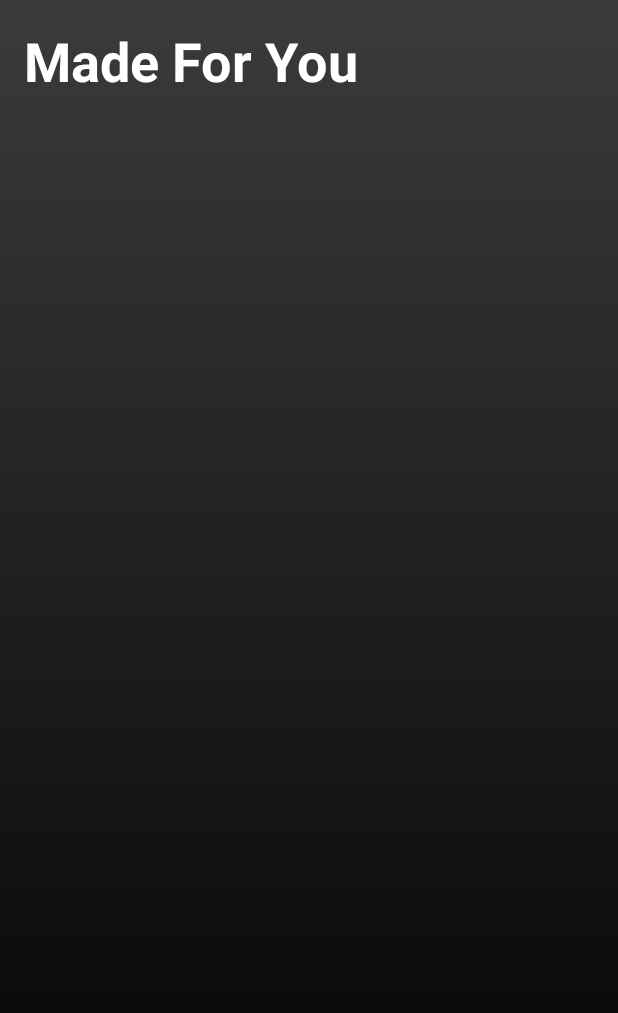
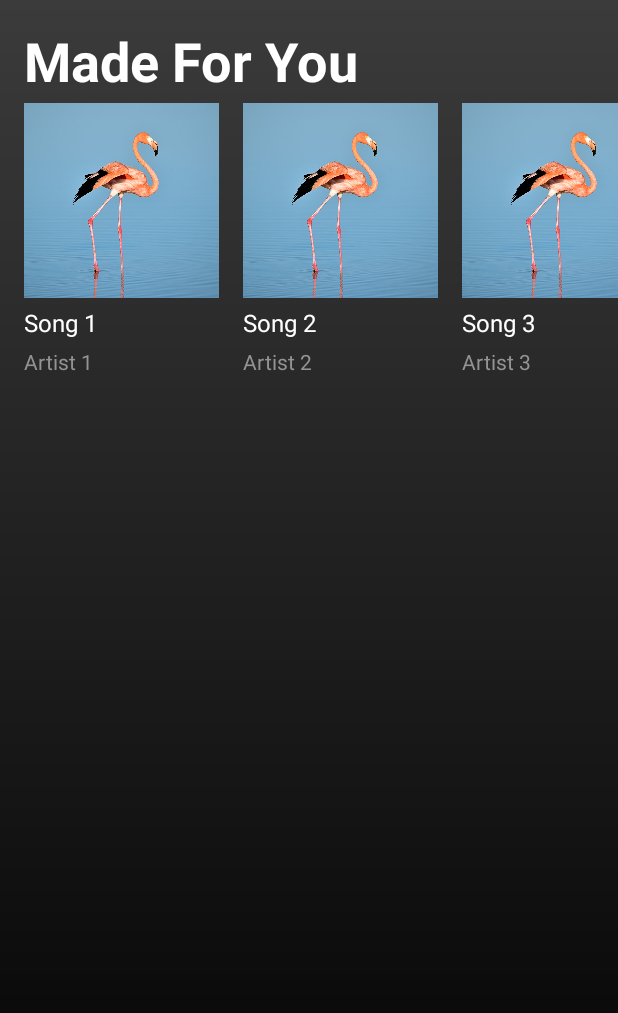
Before and after one commit to Buituansonzx/prm392, an Android app: the screen it shows after launch (Home), on a phone screen of 412 x 824 dp. Shown: the top 1013 px of the screen. Run offline under Robolectric (Android 15) with nearby library versions, the phone set to English and light mode, and no system bars.

Commit message:
design homepage

```diff
--- a/app/src/main/java/com/example/musicapp/Home.java
+++ b/app/src/main/java/com/example/musicapp/Home.java
@@ -1,14 +1,45 @@
 package com.example.musicapp;
 
 import android.os.Bundle;
+
+import androidx.annotation.Nullable;
 import androidx.appcompat.app.AppCompatActivity;
+import androidx.recyclerview.widget.LinearLayoutManager;
+import androidx.recyclerview.widget.RecyclerView;
+
+import java.util.ArrayList;
+import java.util.List;
 
 
 public class Home extends AppCompatActivity {
 
+    private RecyclerView recyclerView;
+    private PlaylistAdapter playlistAdapter;
+
     @Override
-    protected void onCreate(Bundle savedInstanceState) {
+    protected void onCreate(@Nullable Bundle savedInstanceState) {
         super.onCreate(savedInstanceState);
-        setContentView(R.layout.activity_home);
+        setContentView(R.layout.activity_home); // Đảm bảo tệp layout của bạn tên là activity_home.xml
+
+        // Thiết lập RecyclerView
+        recyclerView = findViewById(R.id.recyclerview);
+
+        // Thiết lập LayoutManager cho RecyclerView (hiển thị ngang)
+        LinearLayoutManager layoutManager = new LinearLayoutManager(this, LinearLayoutManager.HORIZONTAL, false);
+        recyclerView.setLayoutManager(layoutManager);
+
+        // Tạo danh sách playlist items (giả sử bạn có class PlaylistItem trong PlaylistAdapter)
+        List<PlaylistAdapter.PlaylistItem> playlistItems = new ArrayList<>();
+        playlistItems.add(new PlaylistAdapter.PlaylistItem("Song 1", "Artist 1", R.drawable.img));
+        playlistItems.add(new PlaylistAdapter.PlaylistItem("Song 2", "Artist 2", R.drawable.img));
+        playlistItems.add(new PlaylistAdapter.PlaylistItem("Song 3", "Artist 3", R.drawable.img));
+        playlistItems.add(new PlaylistAdapter.PlaylistItem("Song 1", "Artist 1", R.drawable.img));
+        playlistItems.add(new PlaylistAdapter.PlaylistItem("Song 1", "Artist 1", R.drawable.img));
+        playlistItems.add(new PlaylistAdapter.PlaylistItem("Song 1", "Artist 1", R.drawable.img));
+        // ... Thêm các mục khác nếu cần
+
+        // Thiết lập adapter và gán vào RecyclerView
+        playlistAdapter = new PlaylistAdapter(playlistItems);
+        recyclerView.setAdapter(playlistAdapter);
     }
 }
--- a/app/src/main/java/com/example/musicapp/MainActivity.java
+++ b/app/src/main/java/com/example/musicapp/MainActivity.java
@@ -13,12 +13,6 @@ public class MainActivity extends AppCompatActivity {
     @Override
     protected void onCreate(Bundle savedInstanceState) {
         super.onCreate(savedInstanceState);
-        EdgeToEdge.enable(this);
         setContentView(R.layout.activity_main);
-        ViewCompat.setOnApplyWindowInsetsListener(findViewById(R.id.main), (v, insets) -> {
-            Insets systemBars = insets.getInsets(WindowInsetsCompat.Type.systemBars());
-            v.setPadding(systemBars.left, systemBars.top, systemBars.right, systemBars.bottom);
-            return insets;
-        });
     }
 }
--- /dev/null
+++ b/app/src/main/java/com/example/musicapp/PlaylistAdapter.java
@@ -0,0 +1,81 @@
+package com.example.musicapp;
+
+import android.view.LayoutInflater;
+import android.view.View;
+import android.view.ViewGroup;
+import android.widget.ImageView;
+import android.widget.TextView;
+import androidx.annotation.NonNull;
+import androidx.recyclerview.widget.RecyclerView;
+import com.example.musicapp.R;
+import java.util.List;
+
+public class PlaylistAdapter extends RecyclerView.Adapter<PlaylistAdapter.PlaylistViewHolder> {
+
+    private List<PlaylistItem> playlistItems;
+
+    // Constructor
+    public PlaylistAdapter(List<PlaylistItem> playlistItems) {
+        this.playlistItems = playlistItems;
+    }
+
+    @NonNull
+    @Override
+    public PlaylistViewHolder onCreateViewHolder(@NonNull ViewGroup parent, int viewType) {
+        View itemView = LayoutInflater.from(parent.getContext()).inflate(R.layout.item_playlist, parent, false);
+        return new PlaylistViewHolder(itemView);
+    }
+
+    @Override
+    public void onBindViewHolder(@NonNull PlaylistViewHolder holder, int position) {
+        PlaylistItem currentItem = playlistItems.get(position);
+        holder.songNameTextView.setText(currentItem.getSongName());
+        holder.artistNameTextView.setText(currentItem.getArtistName());
+
+        // Đặt hình ảnh cho ImageView. Bạn có thể sử dụng thư viện Glide hoặc Picasso để tải ảnh từ URL.
+        holder.songImageView.setImageResource(currentItem.getImageResource());
+    }
+
+    @Override
+    public int getItemCount() {
+        return playlistItems.size();
+    }
+
+    public static class PlaylistViewHolder extends RecyclerView.ViewHolder {
+        public ImageView songImageView;
+        public TextView songNameTextView;
+        public TextView artistNameTextView;
+
+        public PlaylistViewHolder(@NonNull View itemView) {
+            super(itemView);
+            songImageView = itemView.findViewById(R.id.playlist_image);
+            songNameTextView = itemView.findViewById(R.id.song_name);
+            artistNameTextView = itemView.findViewById(R.id.artist_name);
+        }
+    }
+
+    // Playlist item model class
+    public static class PlaylistItem {
+        private String songName;
+        private String artistName;
+        private int imageResource;
+
+        public PlaylistItem(String songName, String artistName, int imageResource) {
+            this.songName = songName;
+            this.artistName = artistName;
+            this.imageResource = imageResource;
+        }
+
+        public String getSongName() {
+            return songName;
+        }
+
+        public String getArtistName() {
+            return artistName;
+        }
+
+        public int getImageResource() {
+            return imageResource;
+        }
+    }
+}
--- a/app/src/main/res/layout/activity_home.xml
+++ b/app/src/main/res/layout/activity_home.xml
@@ -22,15 +22,14 @@
         app:layout_constraintTop_toTopOf="parent" />
 
     <androidx.recyclerview.widget.RecyclerView
-        android:id="@+id/recyclerPlaylists"
+        android:id="@+id/recyclerview"
         android:layout_width="0dp"
-        android:layout_height="300dp"
-        app:layout_constraintBottom_toBottomOf="parent"
+        android:layout_height="wrap_content"
+        android:orientation="horizontal"
         app:layout_constraintEnd_toEndOf="parent"
-        app:layout_constraintHorizontal_bias="0.097"
+        app:layout_constraintHorizontal_bias="1.0"
         app:layout_constraintStart_toStartOf="parent"
-        app:layout_constraintTop_toTopOf="parent"
-        app:layout_constraintVertical_bias="0.213"
-        app:layout_constraintWidth_percent="0.6" /> <!-- Ví dụ về sử dụng percent -->
+        app:layout_constraintTop_toBottomOf="@id/madeforyou" />
+
 
 </androidx.constraintlayout.widget.ConstraintLayout>
--- a/app/src/main/res/layout/item_playlist.xml
+++ b/app/src/main/res/layout/item_playlist.xml
@@ -2,34 +2,45 @@
 <androidx.constraintlayout.widget.ConstraintLayout xmlns:android="http://schemas.android.com/apk/res/android"
     xmlns:app="http://schemas.android.com/apk/res-auto"
     xmlns:tools="http://schemas.android.com/tools"
-    android:layout_width="match_parent"
+    android:layout_width="wrap_content"
     android:layout_height="wrap_content">
 
+    <!-- ImageView hiển thị ảnh của playlist -->
+
+    <!-- TextView hiển thị tên bài hát -->
+
+    <!-- TextView hiển thị tên nghệ sĩ -->
+
     <ImageView
-        android:id="@+id/image_playlist"
-        android:layout_width="0dp"
-        android:layout_height="180dp"
-        android:layout_margin="8dp"
-        android:scaleType="centerCrop"
-        app:layout_constraintBottom_toBottomOf="parent"
-        app:layout_constraintEnd_toEndOf="parent"
+        android:id="@+id/playlist_image"
+        android:layout_width="130dp"
+        android:layout_height="130dp"
+        android:layout_marginStart="16dp"
+        android:layout_marginTop="4dp"
         app:layout_constraintStart_toStartOf="parent"
-        app:layout_constraintTop_toTopOf="parent" />
+        app:layout_constraintTop_toTopOf="parent"
+        app:srcCompat="@drawable/img" />
 
     <TextView
-        android:id="@+id/text_name"
+        android:id="@+id/song_name"
         android:layout_width="wrap_content"
         android:layout_height="wrap_content"
-        android:layout_marginStart="8dp"
-        android:layout_marginTop="8dp"
-        android:layout_marginEnd="8dp"
-        android:layout_marginBottom="8dp"
-        android:text="TextView"
-        android:textColor="#FFF"
-        app:layout_constraintBottom_toBottomOf="@+id/image_playlist"
-        app:layout_constraintEnd_toEndOf="parent"
-        app:layout_constraintStart_toStartOf="parent"
-        app:layout_constraintTop_toBottomOf="@+id/image_playlist"
-        app:layout_constraintVertical_bias="0.5" />
+        android:layout_marginTop="5dp"
+        android:text="Song Name"
+        android:textColor="@color/white"
+        android:textSize="16sp"
+        app:layout_constraintStart_toStartOf="@+id/playlist_image"
+        app:layout_constraintTop_toBottomOf="@+id/playlist_image" />
+
+    <TextView
+        android:id="@+id/artist_name"
+        android:layout_width="wrap_content"
+        android:layout_height="wrap_content"
+        android:layout_marginTop="5dp"
+        android:text="Artist Name"
+        android:textColor="@color/gray"
+        android:textSize="14sp"
+        app:layout_constraintStart_toStartOf="@+id/song_name"
+        app:layout_constraintTop_toBottomOf="@+id/song_name" />
 
 </androidx.constraintlayout.widget.ConstraintLayout>
--- a/app/src/main/res/values/colors.xml
+++ b/app/src/main/res/values/colors.xml
@@ -2,4 +2,5 @@
 <resources>
     <color name="black">#FF000000</color>
     <color name="white">#FFFFFFFF</color>
+    <color name="gray">#939393</color>
 </resources>
```
Also changed, not shown: app/src/main/java/com/example/musicapp/PlaylistsMadeForYou.java (deleted, +0 -26 lines), 1 other file.
